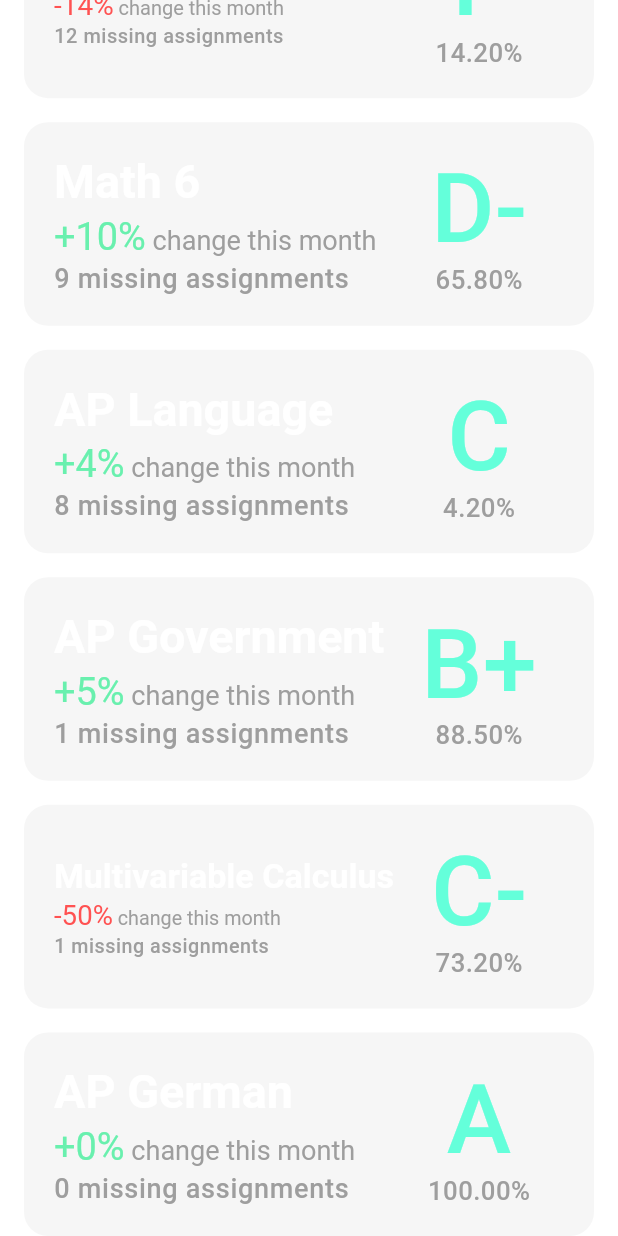
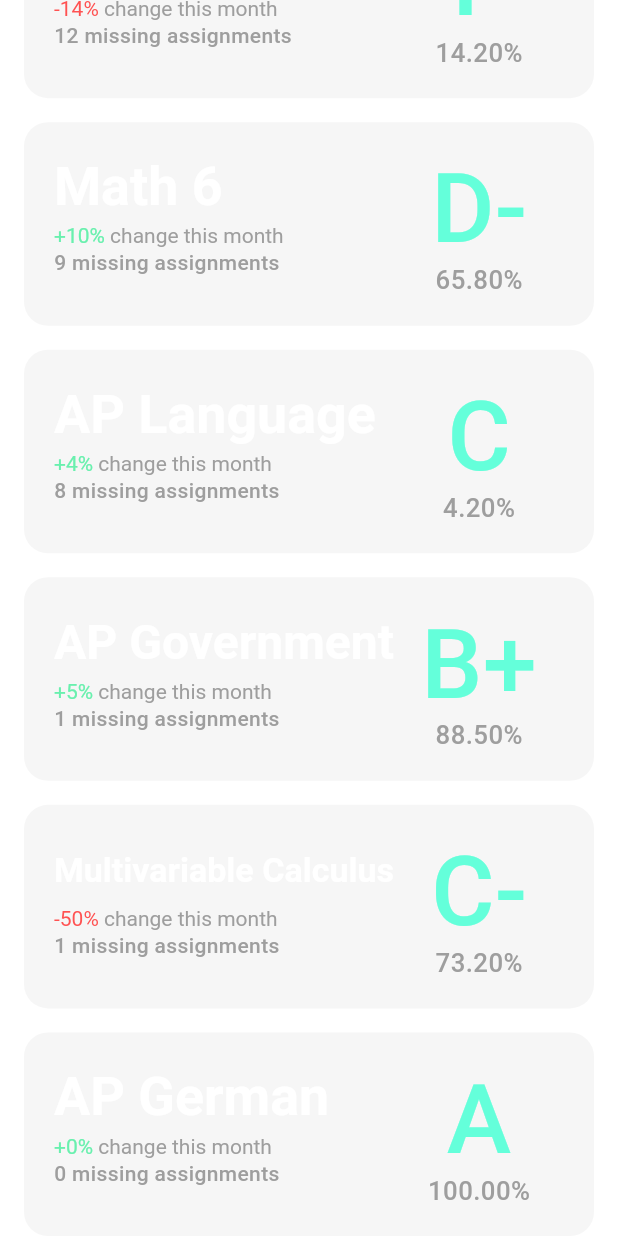
Before and after one commit to IshanA2007/GeneSIS, a Flutter app: the Gradebook screen opened directly, scrolled down 322 dp, on a phone screen of 412 x 824 dp. Run offline on Flutter 3.47's test engine with Material 3 defaults, Android fonts, the light colour scheme and no system bars; our stand-ins replace carousel_slider, fl_chart, flutter_screenutil, get, iconsax, smooth_page_indicator; Roboto replaces fonts that are missing (Poppins).

Commit message:
fixed overflow issue on gradebook (probably)

```diff
--- a/lib/features/app/screens/gradebook/widgets/gradebook_gradecard.dart
+++ b/lib/features/app/screens/gradebook/widgets/gradebook_gradecard.dart
@@ -28,15 +28,29 @@ class GradeCard extends StatelessWidget {
         // left - class name, change %, missing assignments
         Expanded(
           flex: 8,
-          child: FittedBox(fit: BoxFit.fitHeight, alignment: Alignment.centerLeft, child: Column(
+          child: Column(
             crossAxisAlignment: CrossAxisAlignment.start,
             children: [
-              Text(
+              Expanded(
+                flex: 1,
+                child: FittedBox(
+                  fit: BoxFit.fitWidth,
+                  child: Text(
                     className,
                     style: Theme.of(context).textTheme.headlineSmall!.apply(
-                    color: dark ? GenesisColors.white : GenesisColors.white),
+                        color:
+                            dark ? GenesisColors.white : GenesisColors.white),
+                  ),
                 ),
                 // const Spacer(),
+              ),
+              Expanded(
+                flex: 1,
+                child: Row(
+                  children: [
+                    Column(
+                      crossAxisAlignment: CrossAxisAlignment.start,
+                      children: [
                         RichText(
                           text: TextSpan(
                             children: [
@@ -53,7 +67,7 @@ class GradeCard extends StatelessWidget {
                               const TextSpan(
                                 text: " change this month",
                                 style: TextStyle(
-                        fontSize: 10.0,
+                                  fontSize: 14.0,
                                   color: Colors.grey,
                                 ),
                               ),
@@ -64,19 +78,25 @@ class GradeCard extends StatelessWidget {
                         Text(
                           '$missingAssignments missing assignments',
                           style: const TextStyle(
-                  fontSize: 10.0,
+                            fontSize: 14.0,
                             color: Colors.grey,
                           ),
                         ),
                         // const Spacer(),
                       ],
                     ),
+                  ],
+                ),
+              ),
+            ],
           ),
         ),
         // right - grade letter, percent
         Expanded(
           flex: 4,
-          child: FittedBox(fit: BoxFit.contain, child: Column(
+          child: FittedBox(
+            fit: BoxFit.contain,
+            child: Column(
               crossAxisAlignment: CrossAxisAlignment.center,
               children: [
                 Text(
```
Lines whose indentation alone changed are shown as unchanged.
